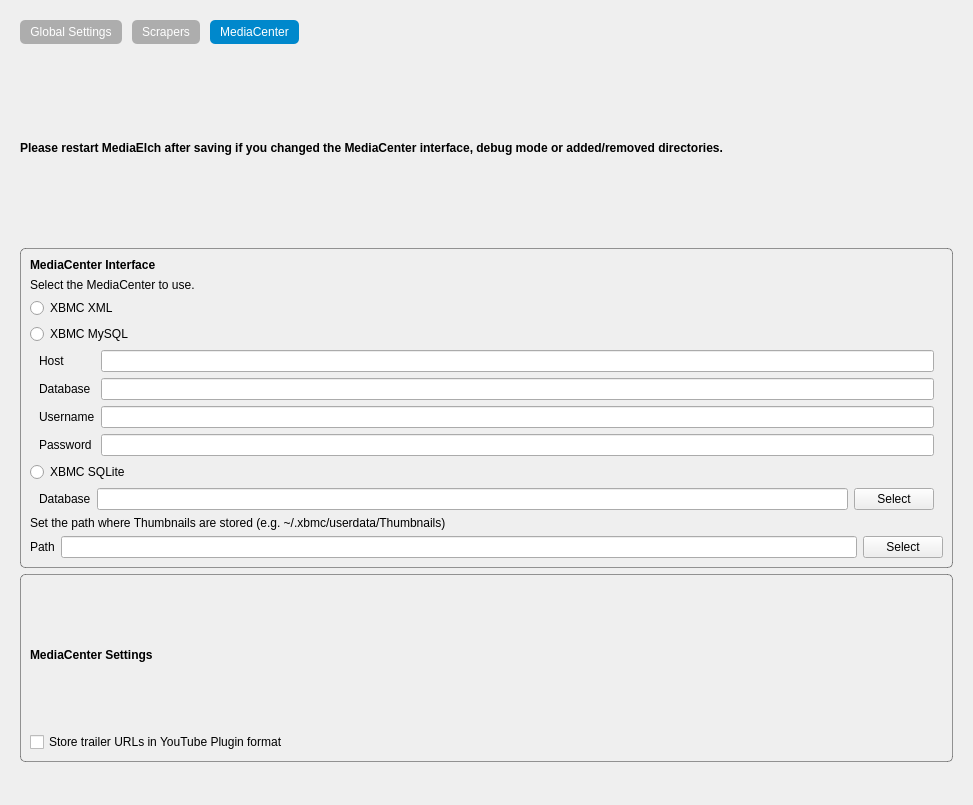
Above: settings/Settings.ui from Komet/MediaElch before the change. Below: the same form after it.
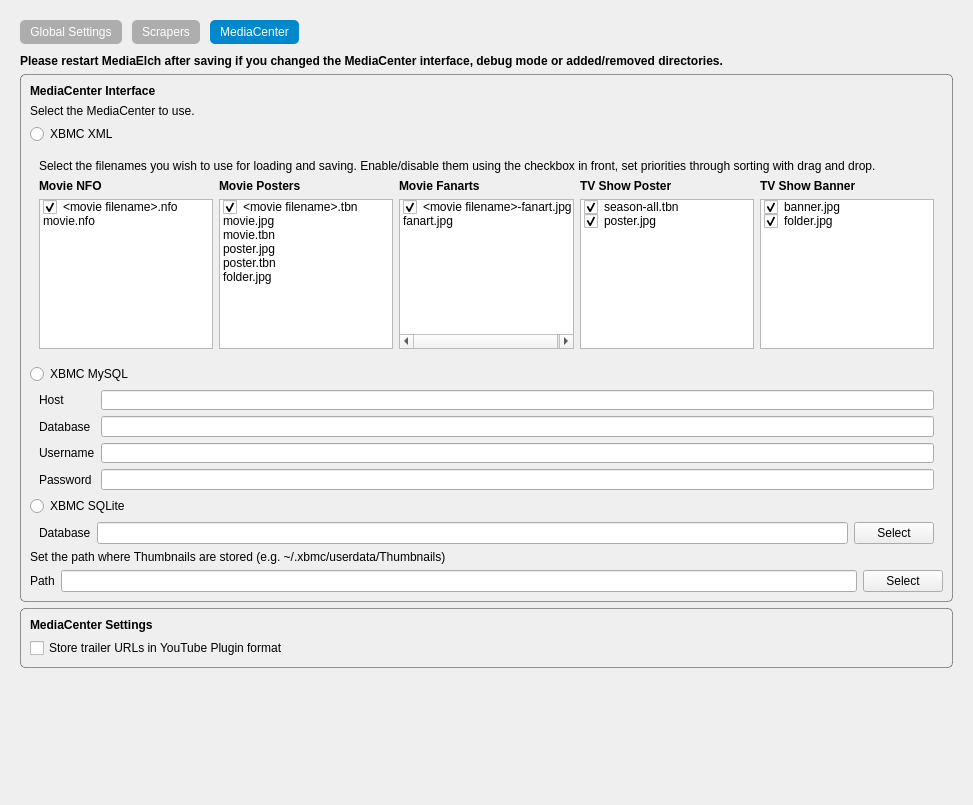
That is the form after the change. The open tabs and pages were chosen to show the change. Icons and pictures are not drawn.

Commit message: Fixes #52 Choose between different files for nfos, poster, fanarts etc

```diff
--- a/settings/Settings.ui
+++ b/settings/Settings.ui
@@ -13,8 +13,36 @@
   <property name="windowTitle">
    <string>Form</string>
   </property>
+  <property name="styleSheet">
+   <string notr="true">#scrollAreaWidgetContents_2 {
+	background-image: url(:/img/pattern2.png);
+}</string>
+  </property>
   <layout class="QVBoxLayout" name="verticalLayout">
    <property name="margin">
+    <number>0</number>
+   </property>
+   <item>
+    <widget class="QScrollArea" name="scrollArea">
+     <property name="styleSheet">
+      <string notr="true">QScrollArea {
+	border: 0;
+}</string>
+     </property>
+     <property name="widgetResizable">
+      <bool>true</bool>
+     </property>
+     <widget class="QWidget" name="scrollAreaWidgetContents_2">
+      <property name="geometry">
+       <rect>
+        <x>0</x>
+        <y>0</y>
+        <width>973</width>
+        <height>805</height>
+       </rect>
+      </property>
+      <layout class="QVBoxLayout" name="verticalLayout_14">
+       <property name="margin">
     <number>20</number>
    </property>
    <item>
@@ -176,6 +204,12 @@
           </item>
           <item>
            <widget class="QTableWidget" name="movieDirs">
+                <property name="maximumSize">
+                 <size>
+                  <width>16777215</width>
+                  <height>100</height>
+                 </size>
+                </property>
             <attribute name="horizontalHeaderDefaultSectionSize">
              <number>100</number>
             </attribute>
@@ -264,6 +298,12 @@
           </item>
           <item>
            <widget class="QTableWidget" name="tvShowDirs">
+                <property name="maximumSize">
+                 <size>
+                  <width>16777215</width>
+                  <height>100</height>
+                 </size>
+                </property>
             <attribute name="horizontalHeaderStretchLastSection">
              <bool>true</bool>
             </attribute>
@@ -480,6 +520,333 @@
             </property>
            </widget>
           </item>
+              <item>
+               <widget class="QWidget" name="widgetXbmcXmlFiles" native="true">
+                <layout class="QVBoxLayout" name="verticalLayout_13">
+                 <item>
+                  <widget class="QLabel" name="label_18">
+                   <property name="text">
+                    <string>Select the filenames you wish to use for loading and saving. Enable/disable them using the checkbox in front, set priorities through sorting with drag and drop.</string>
+                   </property>
+                   <property name="wordWrap">
+                    <bool>true</bool>
+                   </property>
+                  </widget>
+                 </item>
+                 <item>
+                  <layout class="QHBoxLayout" name="horizontalLayout_6">
+                   <item>
+                    <layout class="QVBoxLayout" name="verticalLayout_10">
+                     <item>
+                      <widget class="QLabel" name="label_15">
+                       <property name="font">
+                        <font>
+                         <weight>75</weight>
+                         <bold>true</bold>
+                        </font>
+                       </property>
+                       <property name="text">
+                        <string>Movie NFO</string>
+                       </property>
+                      </widget>
+                     </item>
+                     <item>
+                      <widget class="QListWidget" name="xmlNfos">
+                       <property name="maximumSize">
+                        <size>
+                         <width>16777215</width>
+                         <height>150</height>
+                        </size>
+                       </property>
+                       <property name="editTriggers">
+                        <set>QAbstractItemView::NoEditTriggers</set>
+                       </property>
+                       <property name="dragEnabled">
+                        <bool>true</bool>
+                       </property>
+                       <property name="dragDropMode">
+                        <enum>QAbstractItemView::InternalMove</enum>
+                       </property>
+                       <property name="defaultDropAction">
+                        <enum>Qt::MoveAction</enum>
+                       </property>
+                       <item>
+                        <property name="text">
+                         <string>&lt;movie filename&gt;.nfo</string>
+                        </property>
+                        <property name="checkState">
+                         <enum>Checked</enum>
+                        </property>
+                       </item>
+                       <item>
+                        <property name="text">
+                         <string>movie.nfo</string>
+                        </property>
+                        <property name="checkState">
+                         <enum>Unchecked</enum>
+                        </property>
+                       </item>
+                      </widget>
+                     </item>
+                    </layout>
+                   </item>
+                   <item>
+                    <layout class="QVBoxLayout" name="verticalLayout_11">
+                     <item>
+                      <widget class="QLabel" name="label_16">
+                       <property name="font">
+                        <font>
+                         <weight>75</weight>
+                         <bold>true</bold>
+                        </font>
+                       </property>
+                       <property name="text">
+                        <string>Movie Posters</string>
+                       </property>
+                      </widget>
+                     </item>
+                     <item>
+                      <widget class="QListWidget" name="xmlPosters">
+                       <property name="maximumSize">
+                        <size>
+                         <width>16777215</width>
+                         <height>150</height>
+                        </size>
+                       </property>
+                       <property name="editTriggers">
+                        <set>QAbstractItemView::NoEditTriggers</set>
+                       </property>
+                       <property name="dragEnabled">
+                        <bool>true</bool>
+                       </property>
+                       <property name="dragDropMode">
+                        <enum>QAbstractItemView::InternalMove</enum>
+                       </property>
+                       <property name="defaultDropAction">
+                        <enum>Qt::MoveAction</enum>
+                       </property>
+                       <item>
+                        <property name="text">
+                         <string>&lt;movie filename&gt;.tbn</string>
+                        </property>
+                        <property name="checkState">
+                         <enum>Checked</enum>
+                        </property>
+                       </item>
+                       <item>
+                        <property name="text">
+                         <string>movie.jpg</string>
+                        </property>
+                        <property name="checkState">
+                         <enum>Unchecked</enum>
+                        </property>
+                       </item>
+                       <item>
+                        <property name="text">
+                         <string>movie.tbn</string>
+                        </property>
+                        <property name="checkState">
+                         <enum>Unchecked</enum>
+                        </property>
+                       </item>
+                       <item>
+                        <property name="text">
+                         <string>poster.jpg</string>
+                        </property>
+                        <property name="checkState">
+                         <enum>Unchecked</enum>
+                        </property>
+                       </item>
+                       <item>
+                        <property name="text">
+                         <string>poster.tbn</string>
+                        </property>
+                        <property name="checkState">
+                         <enum>Unchecked</enum>
+                        </property>
+                       </item>
+                       <item>
+                        <property name="text">
+                         <string>folder.jpg</string>
+                        </property>
+                        <property name="checkState">
+                         <enum>Unchecked</enum>
+                        </property>
+                       </item>
+                      </widget>
+                     </item>
+                    </layout>
+                   </item>
+                   <item>
+                    <layout class="QVBoxLayout" name="verticalLayout_12">
+                     <item>
+                      <widget class="QLabel" name="label_17">
+                       <property name="font">
+                        <font>
+                         <weight>75</weight>
+                         <bold>true</bold>
+                        </font>
+                       </property>
+                       <property name="text">
+                        <string>Movie Fanarts</string>
+                       </property>
+                      </widget>
+                     </item>
+                     <item>
+                      <widget class="QListWidget" name="xmlFanarts">
+                       <property name="maximumSize">
+                        <size>
+                         <width>16777215</width>
+                         <height>150</height>
+                        </size>
+                       </property>
+                       <property name="editTriggers">
+                        <set>QAbstractItemView::NoEditTriggers</set>
+                       </property>
+                       <property name="dragEnabled">
+                        <bool>true</bool>
+                       </property>
+                       <property name="dragDropMode">
+                        <enum>QAbstractItemView::InternalMove</enum>
+                       </property>
+                       <property name="defaultDropAction">
+                        <enum>Qt::MoveAction</enum>
+                       </property>
+                       <item>
+                        <property name="text">
+                         <string>&lt;movie filename&gt;-fanart.jpg</string>
+                        </property>
+                        <property name="checkState">
+                         <enum>Checked</enum>
+                        </property>
+                       </item>
+                       <item>
+                        <property name="text">
+                         <string>fanart.jpg</string>
+                        </property>
+                        <property name="checkState">
+                         <enum>Unchecked</enum>
+                        </property>
+                       </item>
+                      </widget>
+                     </item>
+                    </layout>
+                   </item>
+                   <item>
+                    <layout class="QVBoxLayout" name="verticalLayout_15">
+                     <item>
+                      <widget class="QLabel" name="label_19">
+                       <property name="font">
+                        <font>
+                         <weight>75</weight>
+                         <bold>true</bold>
+                        </font>
+                       </property>
+                       <property name="text">
+                        <string>TV Show Poster</string>
+                       </property>
+                      </widget>
+                     </item>
+                     <item>
+                      <widget class="QListWidget" name="xmlTvShowPosters">
+                       <property name="maximumSize">
+                        <size>
+                         <width>16777215</width>
+                         <height>150</height>
+                        </size>
+                       </property>
+                       <property name="editTriggers">
+                        <set>QAbstractItemView::NoEditTriggers</set>
+                       </property>
+                       <property name="dragEnabled">
+                        <bool>true</bool>
+                       </property>
+                       <property name="dragDropMode">
+                        <enum>QAbstractItemView::InternalMove</enum>
+                       </property>
+                       <property name="defaultDropAction">
+                        <enum>Qt::MoveAction</enum>
+                       </property>
+                       <item>
+                        <property name="text">
+                         <string>season-all.tbn</string>
+                        </property>
+                        <property name="checkState">
+                         <enum>Checked</enum>
+                        </property>
+                       </item>
+                       <item>
+                        <property name="text">
+                         <string>poster.jpg</string>
+                        </property>
+                        <property name="checkState">
+                         <enum>Checked</enum>
+                        </property>
+                       </item>
+                      </widget>
+                     </item>
+                    </layout>
+                   </item>
+                   <item>
+                    <layout class="QVBoxLayout" name="verticalLayout_16">
+                     <item>
+                      <widget class="QLabel" name="label_20">
+                       <property name="font">
+                        <font>
+                         <weight>75</weight>
+                         <bold>true</bold>
+                        </font>
+                       </property>
+                       <property name="text">
+                        <string>TV Show Banner</string>
+                       </property>
+                      </widget>
+                     </item>
+                     <item>
+                      <widget class="QListWidget" name="xmlTvShowBanners">
+                       <property name="maximumSize">
+                        <size>
+                         <width>16777215</width>
+                         <height>150</height>
+                        </size>
+                       </property>
+                       <property name="editTriggers">
+                        <set>QAbstractItemView::NoEditTriggers</set>
+                       </property>
+                       <property name="dragEnabled">
+                        <bool>true</bool>
+                       </property>
+                       <property name="dragDropMode">
+                        <enum>QAbstractItemView::InternalMove</enum>
+                       </property>
+                       <property name="defaultDropAction">
+                        <enum>Qt::MoveAction</enum>
+                       </property>
+                       <item>
+                        <property name="text">
+                         <string>banner.jpg</string>
+                        </property>
+                        <property name="checkState">
+                         <enum>Checked</enum>
+                        </property>
+                       </item>
+                       <item>
+                        <property name="text">
+                         <string>folder.jpg</string>
+                        </property>
+                        <property name="checkState">
+                         <enum>Checked</enum>
+                        </property>
+                       </item>
+                      </widget>
+                     </item>
+                    </layout>
+                   </item>
+                  </layout>
+                 </item>
+                </layout>
+               </widget>
+              </item>
           <item>
            <widget class="QRadioButton" name="radioXbmcMysql">
             <property name="text">
@@ -696,6 +1063,10 @@
       </size>
      </property>
     </spacer>
+       </item>
+      </layout>
+     </widget>
+    </widget>
    </item>
   </layout>
  </widget>
```
Lines whose indentation alone changed are shown as unchanged. The commit also changes 10 other files.
